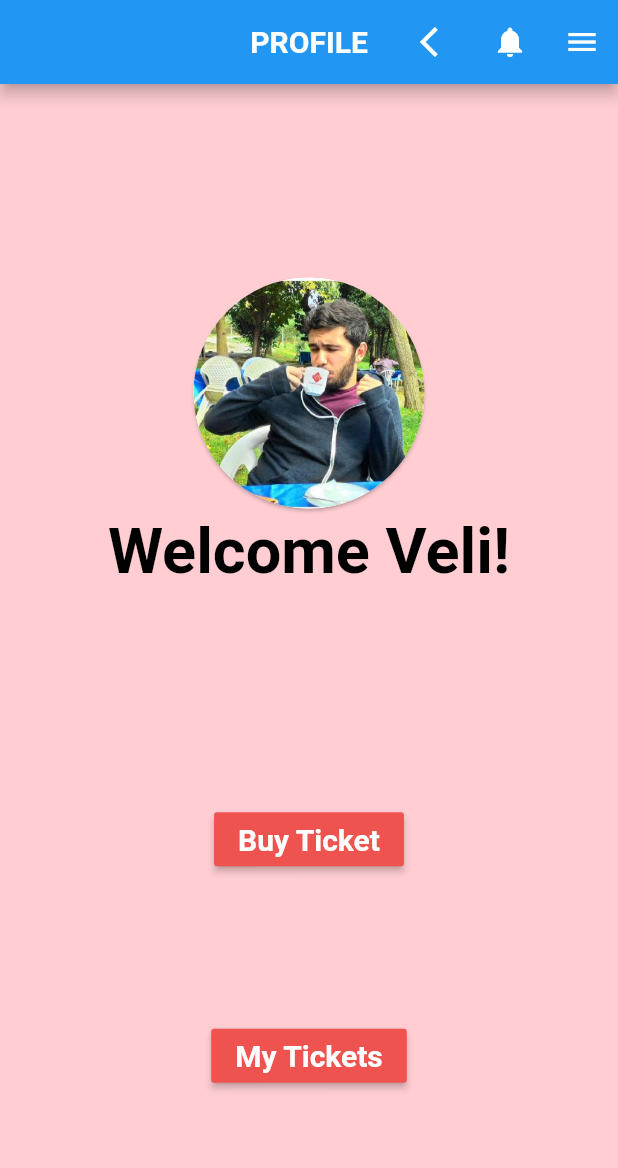
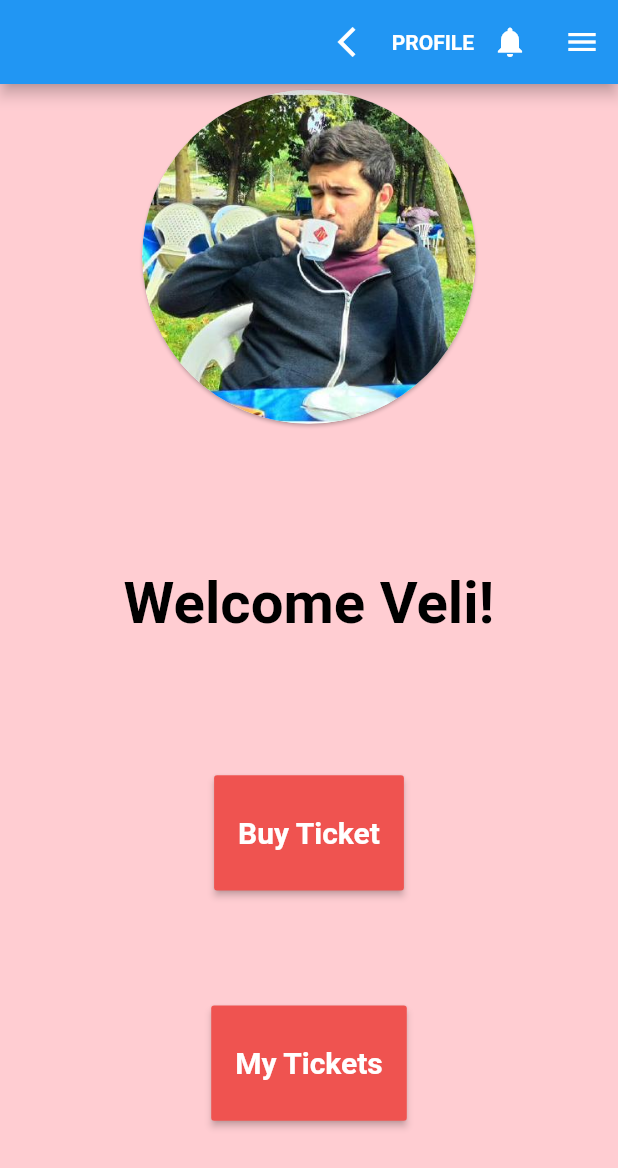
Before and after one commit to VBT-Intership/ErtugrulOzvardar-FasticketHttp, a Flutter app: the ProfilePage screen opened directly, on a phone screen of 412 x 824 dp. Shown: the top 1168 px of the screen. Run offline on Flutter 3.47's test engine with Material 2 defaults, Android fonts, the phone set to English and light mode, and no system bars.

Commit message:
Major changes applied: HttpService classes added and viewModel page  added.

```diff
--- a/fasticket/lib/service/http_flight_service.dart
+++ b/fasticket/lib/service/http_flight_service.dart
@@ -1 +1,3 @@
-class HttpFlightService{}
+import 'package:fasticket/service/IHttpFlightService.dart';
+
+class HttpFlightService extends IHttpFlightService{}
--- /dev/null
+++ b/fasticket/lib/view/http_buyticket.dart
@@ -0,0 +1,7 @@
+import 'package:flutter/material.dart';
+import 'http_buyticket_view.dart';
+
+class HttpBuyTicket extends StatefulWidget {
+  @override
+  HttpBuyTicketView createState() => new HttpBuyTicketView();
+}
--- a/fasticket/lib/view/profile.dart
+++ b/fasticket/lib/view/profile.dart
@@ -1,6 +1,5 @@
 import 'package:flutter/material.dart';
-import 'package:fasticket/view/buyticket.dart';
-
+import 'package:fasticket/view/http_buyticket.dart';
 
 class ProfilePage extends StatefulWidget {
   @override
@@ -17,22 +16,30 @@ class _ProfilePageState extends State<ProfilePage> {
       );
   }
 
-  Column buildColumn() {
+  Row buildColumn() {
+    return Row(
+      children: [
+        Spacer(flex:2),
+        Expanded(flex:6,
+                child: columnProperties(),
+        ),
+        Spacer(flex:2)
+      ],
+    );
+  }
+
+  Column columnProperties() {
     return Column(
-      children:[
-      Padding(
-        padding: const EdgeInsets.only(top:125.0, right:125.0, left:125.0),
-        child: Expanded(flex:2,child: buildCard()),
-      ),
-      Expanded(flex:1, child: buildWelcomeText()),
-      Spacer(flex:1),
-      buildBuyTicketButton(),
-      Spacer(flex:1),
-      buildMyTicketsButton(),
-      Spacer()
+          children:[
+          Expanded(flex:3,child: buildCard()),
+          Expanded(flex:3, child: buildWelcomeText()),
+          Expanded(flex:1,child: buildBuyTicketButton()),
+          Spacer(flex:1),
+          Expanded(flex:1,child: buildMyTicketsButton()),
+          Spacer(flex:1)
 ],
 
-    );
+        );
   }
 
   RaisedButton buildMyTicketsButton() => RaisedButton(child: buildMyTicketsText(),color: Colors.red[400], splashColor: Colors.blueAccent[300],onPressed: () {},);
@@ -40,14 +47,14 @@ class _ProfilePageState extends State<ProfilePage> {
   RaisedButton buildBuyTicketButton() => RaisedButton(child: buildBuyTicketText(),color: Colors.red[400], splashColor: Colors.blueAccent[300],onPressed: () {
     Navigator.push(
               context,
-              MaterialPageRoute(builder: (context) => BuyTicket()));
+              MaterialPageRoute(builder: (context) => HttpBuyTicket()));
   },);
 
   Text buildMyTicketsText() => const Text("My Tickets", style: TextStyle(color: Colors.white, fontWeight: FontWeight.bold, fontSize: 20),);
 
   Text buildBuyTicketText() => const Text("Buy Ticket", style: TextStyle(color: Colors.white, fontWeight: FontWeight.bold, fontSize: 20),);
 
-  Text buildWelcomeText() => Text("Welcome Veli!", softWrap: true, style: TextStyle(color: Colors.black, fontWeight: FontWeight.bold,fontSize: 42),);
+  FittedBox buildWelcomeText() => FittedBox(fit:BoxFit.contain, child: Text("Welcome Veli!", softWrap: true, style: TextStyle(color: Colors.black, fontWeight: FontWeight.bold,),));
 
   Card buildCard() => Card(shape: RoundedRectangleBorder(borderRadius: BorderRadius.circular(250.0)),child: ClipRRect(borderRadius:BorderRadius.circular(500.0), child: buildProfileImage()));
 
@@ -58,13 +65,16 @@ class _ProfilePageState extends State<ProfilePage> {
       automaticallyImplyLeading: false,
       actions: <Widget>[
       Row(
+        mainAxisAlignment: MainAxisAlignment.spaceBetween,
         children: [
           buildBackButton(),
+          buildAppBarText(),
           buildAppBarNotifications(),
           buildAppBarMenu(),
+
         ],
       )
-    ], title: buildAppBarText(), centerTitle: true,
+    ],
     backgroundColor: Colors.blue[550],);
   }
 
--- a/fasticket/pubspec.yaml
+++ b/fasticket/pubspec.yaml
@@ -21,6 +21,7 @@ environment:
   sdk: ">=2.7.0 <3.0.0"
 
 dependencies:
+  http: ^0.12.0
   flutter:
     sdk: flutter
 
```
Also changed, not shown: fasticket/lib/view/buyticket.dart (deleted, +0 -23 lines), fasticket/lib/view/http_buyticket_view.dart (added, +116 -0 lines), fasticket/lib/viewModel/http_flights_viewmodel.dart (added, +56 -0 lines), fasticket/assets/plane.jpg (added), fasticket/pubspec.lock, 1 other file.
